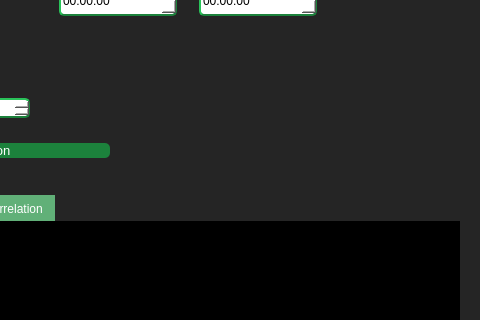
The window that widgets/UI/RMSC03_Past.ui (JV-FIU/Agent-Based-Stock-Market-Simulator) describes before a commit, drawn with Qt 5; both pictures show x 540 to 1020 and y 225 to 545 of the 1020 by 820 pixel window.
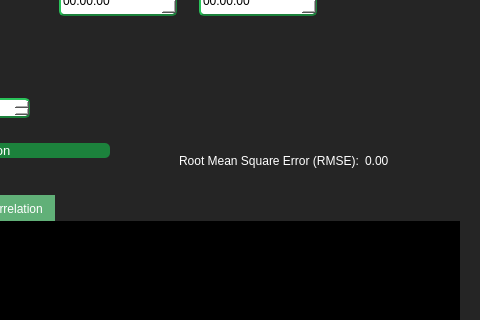
The same window after the commit.

The edit to the form file:
```diff
--- a/widgets/UI/RMSC03_Past.ui
+++ b/widgets/UI/RMSC03_Past.ui
@@ -531,6 +531,32 @@
      </item>
     </layout>
    </widget>
+   <widget class="QWidget" name="widget_2" native="true">
+    <property name="geometry">
+     <rect>
+      <x>720</x>
+      <y>370</y>
+      <width>251</width>
+      <height>31</height>
+     </rect>
+    </property>
+    <layout class="QHBoxLayout" name="horizontalLayout">
+     <item>
+      <widget class="QLabel" name="labrl4">
+       <property name="text">
+        <string>Root Mean Square Error (RMSE):</string>
+       </property>
+      </widget>
+     </item>
+     <item>
+      <widget class="QLabel" name="RMSError">
+       <property name="text">
+        <string>0.00</string>
+       </property>
+      </widget>
+     </item>
+    </layout>
+   </widget>
   </widget>
  </widget>
  <resources/>
```
